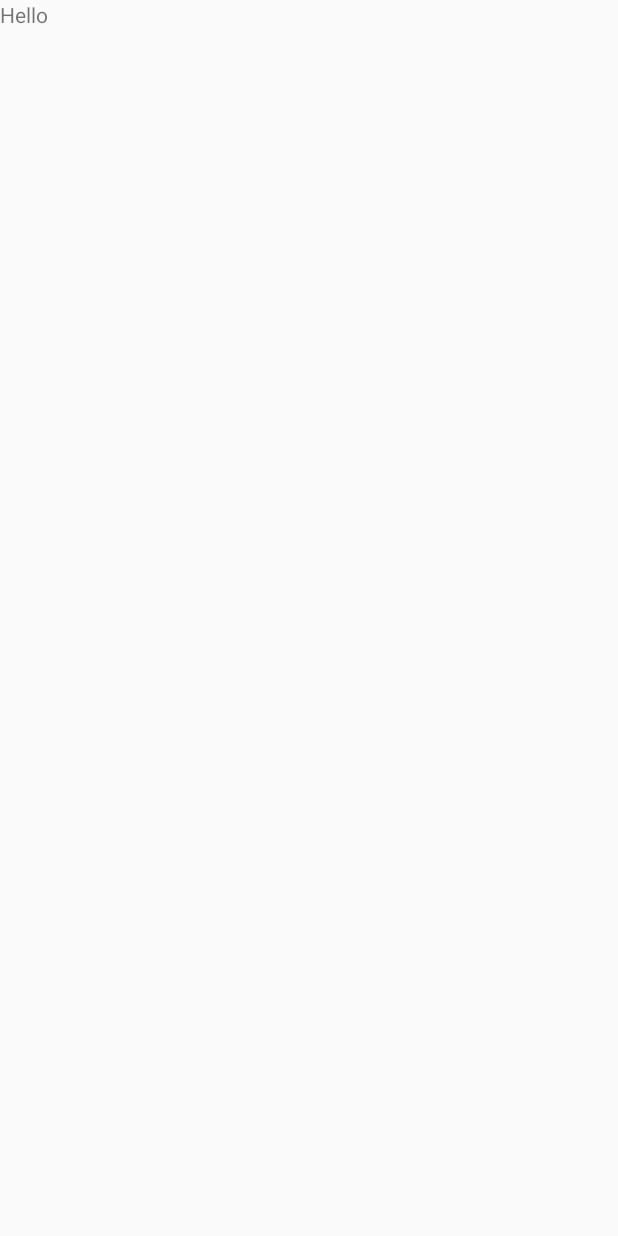
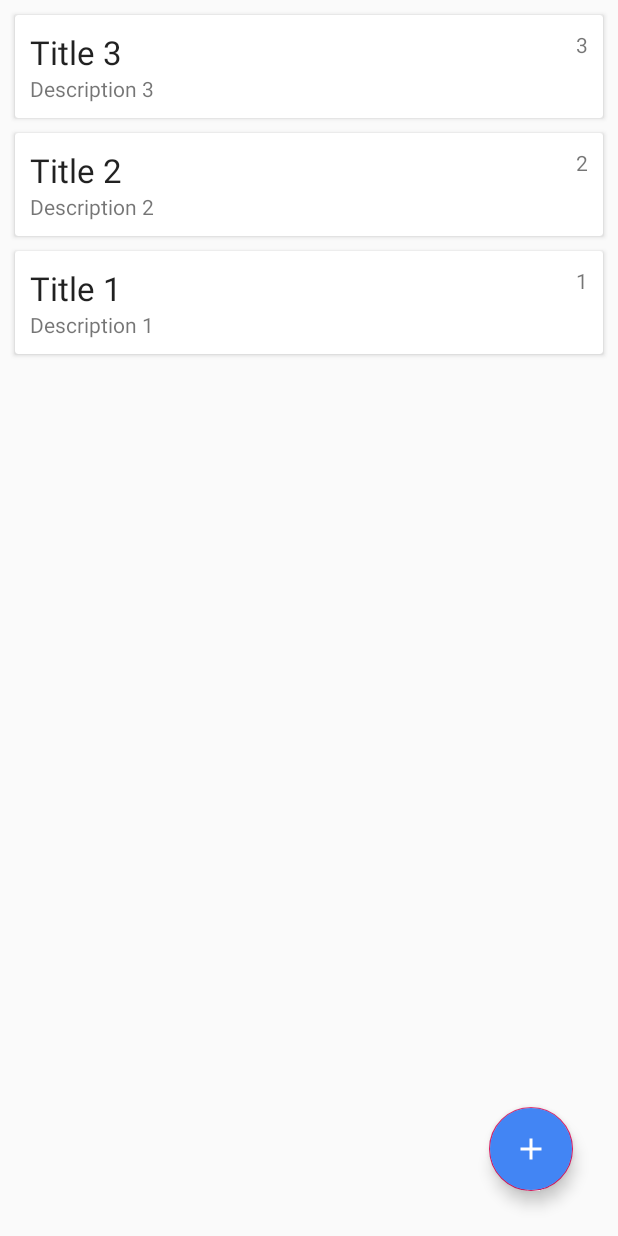
Before and after one commit to Eduard-Kozachenko/CalculatorCalorie, an Android app: the screen it shows after launch (MainActivity), on a phone screen of 412 x 824 dp. Before the commit the screen is almost empty. Run offline under Robolectric (Android 15) with nearby library versions, the phone set to English and light mode, and no system bars; our stand-ins replace Room's generated code.

Commit message:
add activity add note

```diff
--- a/app/src/main/java/com/eduard/caloriecounter/presentation/activity/MainActivity.java
+++ b/app/src/main/java/com/eduard/caloriecounter/presentation/activity/MainActivity.java
@@ -1,19 +1,24 @@
 package com.eduard.caloriecounter.presentation.activity;
 
+import android.content.Intent;
 import android.os.Bundle;
+import android.view.View;
 import android.widget.Toast;
 
 import com.eduard.caloriecounter.R;
+import com.eduard.caloriecounter.presentation.adapter.NoteAdapter;
 import com.eduard.caloriecounter.presentation.model.Note;
 import com.eduard.caloriecounter.presentation.utils.NoteViewModel;
+import com.google.android.material.floatingactionbutton.FloatingActionButton;
 
-import java.util.List;
-
+import androidx.annotation.Nullable;
 import androidx.appcompat.app.AppCompatActivity;
-import androidx.lifecycle.Observer;
 import androidx.lifecycle.ViewModelProviders;
+import androidx.recyclerview.widget.LinearLayoutManager;
+import androidx.recyclerview.widget.RecyclerView;
 
 public class MainActivity extends AppCompatActivity {
+    public static final int ADD_NOTE_REQUEST = 1;
     private NoteViewModel noteViewModel;
 
     @Override
@@ -21,20 +26,41 @@ public class MainActivity extends AppCompatActivity {
         super.onCreate(savedInstanceState);
         setContentView(R.layout.activity_main);
 
-//        RecyclerView recyclerView = findViewById(R.id.rv_main);
-//        recyclerView.setLayoutManager(new LinearLayoutManager(this));
-//        recyclerView.setHasFixedSize(true);
-//
-//        NoteAdapter noteAdapter = new NoteAdapter();
-//        recyclerView.setAdapter(noteAdapter);
+        FloatingActionButton btnAddNote = findViewById(R.id.btn_add_note);
+        btnAddNote.setOnClickListener(v -> {
+            Intent intent = new Intent(MainActivity.this, AddNoteActivity.class);
+            startActivityForResult(intent, ADD_NOTE_REQUEST);
+        });
+
+        RecyclerView recyclerView = findViewById(R.id.rv_main);
+        recyclerView.setLayoutManager(new LinearLayoutManager(this));
+        recyclerView.setHasFixedSize(true);
+
+        final NoteAdapter noteAdapter = new NoteAdapter();
+        recyclerView.setAdapter(noteAdapter);
 
         noteViewModel = ViewModelProviders.of(this).get(NoteViewModel.class);
-        noteViewModel.getAllNotes().observe(this, new Observer<List<Note>>() {
-            @Override
-            public void onChanged(List<Note> notes) {
-                Toast.makeText(getApplicationContext(),"onChanged",Toast.LENGTH_SHORT).show();
-//                noteAdapter.setNotes(notes);
-            }
+        noteViewModel.getAllNotes().observe(this, notes -> {
+//                Toast.makeText(getApplicationContext(),"onChanged",Toast.LENGTH_SHORT).show();
+            noteAdapter.setNotes(notes);
         });
     }
+
+    @Override
+    protected void onActivityResult(int requestCode, int resultCode, @Nullable Intent data) {
+        super.onActivityResult(requestCode, resultCode, data);
+
+        if(requestCode == ADD_NOTE_REQUEST && requestCode == RESULT_OK){
+            String title = data.getStringExtra(AddNoteActivity.EXTRA_TITLE);
+            String description = data.getStringExtra(AddNoteActivity.EXTRA_DESCRIPTION);
+            int priority = data.getIntExtra(AddNoteActivity.EXTRA_PRIORITY, 1);
+
+            Note note = new Note(title, description, priority);
+            noteViewModel.insert(note);
+
+            Toast.makeText(this,"Note saved", Toast.LENGTH_SHORT).show();
+        }else {
+            Toast.makeText(this,"Note not saved", Toast.LENGTH_SHORT).show();
+        }
+    }
 }
--- /dev/null
+++ b/app/src/main/java/com/eduard/caloriecounter/presentation/adapter/NoteAdapter.java
@@ -0,0 +1,59 @@
+package com.eduard.caloriecounter.presentation.adapter;
+
+import android.view.LayoutInflater;
+import android.view.View;
+import android.view.ViewGroup;
+import android.widget.TextView;
+
+
+import com.eduard.caloriecounter.R;
+import com.eduard.caloriecounter.presentation.model.Note;
+
+import java.util.ArrayList;
+import java.util.List;
+
+import androidx.annotation.NonNull;
+import androidx.recyclerview.widget.RecyclerView;
+
+public class NoteAdapter extends RecyclerView.Adapter<NoteAdapter.NoteHolder> {
+
+    private List<Note> notes = new ArrayList<>();
+
+    @NonNull
+    @Override
+    public NoteHolder onCreateViewHolder(@NonNull ViewGroup parent, int viewType) {
+        View itemView = LayoutInflater.from(parent.getContext()).inflate(R.layout.note_item,parent,false);
+        return new NoteHolder(itemView);
+    }
+
+    @Override
+    public void onBindViewHolder(@NonNull NoteHolder holder, int position) {
+        Note currentNote = notes.get(position);
+        holder.textViewTitle.setText(currentNote.getTitle());
+        holder.textViewDescription.setText(currentNote.getDescription());
+        holder.textViewPriority.setText(String.valueOf(currentNote.getPriority()));
+    }
+
+    @Override
+    public int getItemCount() {
+        return notes.size();
+    }
+
+    public void setNotes(List<Note> notes){
+        this.notes = notes;
+        notifyDataSetChanged();
+    }
+
+    class NoteHolder extends RecyclerView.ViewHolder{
+        private TextView textViewTitle;
+        private TextView textViewDescription;
+        private TextView textViewPriority;
+
+        public NoteHolder(@NonNull View itemView) {
+            super(itemView);
+            textViewTitle = itemView.findViewById(R.id.tv_title);
+            textViewDescription = itemView.findViewById(R.id.tv_description);
+            textViewPriority = itemView.findViewById(R.id.tv_priority);
+        }
+    }
+}
--- /dev/null
+++ b/app/src/main/res/drawable/ic_add_black_24dp.xml
@@ -0,0 +1,5 @@
+<vector android:height="24dp" android:tint="#FFFFFF"
+    android:viewportHeight="24.0" android:viewportWidth="24.0"
+    android:width="24dp" xmlns:android="http://schemas.android.com/apk/res/android">
+    <path android:fillColor="#FF000000" android:pathData="M19,13h-6v6h-2v-6H5v-2h6V5h2v6h6v2z"/>
+</vector>
--- /dev/null
+++ b/app/src/main/res/drawable/ic_close_black_24dp.xml
@@ -0,0 +1,5 @@
+<vector android:height="24dp" android:tint="#FFFFFF"
+    android:viewportHeight="24.0" android:viewportWidth="24.0"
+    android:width="24dp" xmlns:android="http://schemas.android.com/apk/res/android">
+    <path android:fillColor="#FF000000" android:pathData="M19,6.41L17.59,5 12,10.59 6.41,5 5,6.41 10.59,12 5,17.59 6.41,19 12,13.41 17.59,19 19,17.59 13.41,12z"/>
+</vector>
--- /dev/null
+++ b/app/src/main/res/drawable/ic_save_black_24dp.xml
@@ -0,0 +1,5 @@
+<vector android:height="24dp" android:tint="#FFFFFF"
+    android:viewportHeight="24.0" android:viewportWidth="24.0"
+    android:width="24dp" xmlns:android="http://schemas.android.com/apk/res/android">
+    <path android:fillColor="#FF000000" android:pathData="M17,3L5,3c-1.11,0 -2,0.9 -2,2v14c0,1.1 0.89,2 2,2h14c1.1,0 2,-0.9 2,-2L21,7l-4,-4zM12,19c-1.66,0 -3,-1.34 -3,-3s1.34,-3 3,-3 3,1.34 3,3 -1.34,3 -3,3zM15,9L5,9L5,5h10v4z"/>
+</vector>
--- a/app/src/main/res/layout/activity_main.xml
+++ b/app/src/main/res/layout/activity_main.xml
@@ -1,21 +1,23 @@
-<androidx.constraintlayout.widget.ConstraintLayout
+<androidx.coordinatorlayout.widget.CoordinatorLayout
     xmlns:android="http://schemas.android.com/apk/res/android"
     xmlns:tools="http://schemas.android.com/tools"
     android:layout_width="match_parent"
     android:layout_height="match_parent"
     tools:context=".presentation.activity.MainActivity">
 
-<!--    <androidx.recyclerview.widget.RecyclerView-->
-<!--        android:layout_width="match_parent"-->
-<!--        android:layout_height="match_parent"-->
-<!--        android:id="@+id/rv_main"-->
-<!--        tools:listitem="@layout/note_item"></androidx.recyclerview.widget.RecyclerView>-->
+    <androidx.recyclerview.widget.RecyclerView
+        android:layout_width="match_parent"
+        android:layout_height="match_parent"
+        android:id="@+id/rv_main"
+        tools:listitem="@layout/note_item"></androidx.recyclerview.widget.RecyclerView>
 
-    <TextView
+    <com.google.android.material.floatingactionbutton.FloatingActionButton
+        android:id="@+id/btn_add_note"
         android:layout_width="wrap_content"
         android:layout_height="wrap_content"
-        android:text="Hello"
-        android:gravity="center"
-        android:foregroundGravity="center"
-        tools:ignore="MissingConstraints"></TextView>
-</androidx.constraintlayout.widget.ConstraintLayout>
+        android:src="@drawable/ic_add_black_24dp"
+        android:layout_gravity="bottom|right"
+        android:layout_margin="30dp"
+        android:backgroundTint="@color/fab_color" />
+
+</androidx.coordinatorlayout.widget.CoordinatorLayout>
--- /dev/null
+++ b/app/src/main/res/layout/note_item.xml
@@ -0,0 +1,39 @@
+<?xml version="1.0" encoding="utf-8"?>
+<androidx.cardview.widget.CardView
+    xmlns:android="http://schemas.android.com/apk/res/android"
+    android:layout_width="match_parent"
+    android:layout_height="wrap_content"
+    android:layout_marginEnd="10dp"
+    android:layout_marginStart="10dp"
+    android:layout_marginTop="10dp">
+
+    <RelativeLayout
+        android:layout_width="match_parent"
+        android:layout_height="wrap_content"
+        android:padding="10dp">
+
+        <TextView
+            android:id="@+id/tv_priority"
+            android:layout_width="wrap_content"
+            android:layout_height="wrap_content"
+            android:text="1"
+            android:layout_alignParentEnd="true"></TextView>
+
+        <TextView
+            android:id="@+id/tv_title"
+            android:layout_width="wrap_content"
+            android:layout_height="wrap_content"
+            android:text="Title"
+            android:textAppearance="@style/TextAppearance.AppCompat.Large"
+            android:maxLines="1"
+            android:layout_toStartOf="@id/tv_priority"
+            android:layout_alignParentStart="true"></TextView>
+
+        <TextView
+            android:id="@+id/tv_description"
+            android:layout_width="wrap_content"
+            android:layout_height="wrap_content"
+            android:text="Description"
+            android:layout_below="@id/tv_title"></TextView>
+    </RelativeLayout>
+</androidx.cardview.widget.CardView>
--- a/app/src/main/res/values/strings.xml
+++ b/app/src/main/res/values/strings.xml
@@ -12,4 +12,5 @@
     <string name="edit_desc">Result</string>
     <string name="add_task_title">Add new note</string>
     <string name="edit_task_title">Edit note</string>
+    <string name="priority_text">Priority</string>
 </resources>
```
Also changed, not shown: app/src/main/AndroidManifest.xml (+6 -3 lines), app/src/main/java/com/eduard/caloriecounter/presentation/activity/AddNoteActivity.java (added, +108 -0 lines), app/src/main/res/layout/activity_add_note.xml (+12 -10 lines), app/src/main/res/layout/note_list_item.xml (deleted, +0 -54 lines), app/src/main/res/layout/view_toolbar.xml (deleted, +0 -67 lines), app/src/main/res/menu/add_note_menu.xml (added, +11 -0 lines), app/src/main/res/drawable/btn_done.png (deleted), app/src/main/res/drawable/ic_add.png (deleted), app/src/main/res/drawable/ic_delete.png (deleted), app/src/main/res/drawable/ic_empty.png (deleted).
